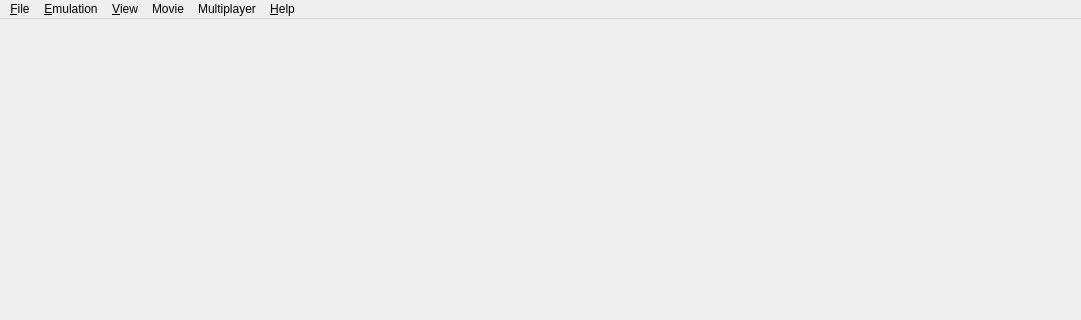
Above: src/citra_qt/main.ui from grimtnt/citra before the change; both pictures show x 0 to 1081 and y 0 to 320 of the 1081 by 730 pixel window. Below: the same form after it.
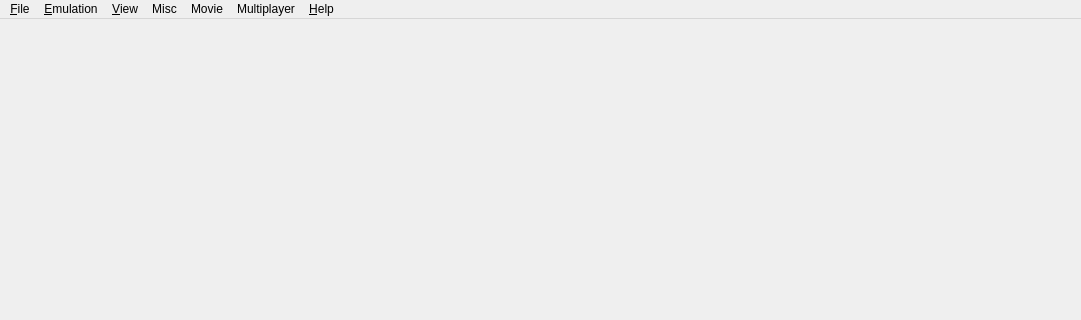
That is the form after the change. Icons and pictures are not drawn.

Commit message: readme minor changes, move set play coins to a new misc tab

Diff of the .ui file:
```diff
--- a/src/citra_qt/main.ui
+++ b/src/citra_qt/main.ui
@@ -137,9 +137,16 @@
     <addaction name="action_Play"/>
     <addaction name="action_Record"/>
    </widget>
+   <widget class="QMenu" name="menu_Misc">
+    <property name="title">
+     <string>Misc</string>
+    </property>
+    <addaction name="action_Set_Play_Coins"/>
+   </widget>
    <addaction name="menu_File"/>
    <addaction name="menu_Emulation"/>
    <addaction name="menu_View"/>
+   <addaction name="menu_Misc"/>
    <addaction name="menu_Movie"/>
    <addaction name="menu_Multiplayer"/>
    <addaction name="menu_Help"/>
```
Left out of the diff: 12 changed lines with no effect on the pictures. The commit also changes 2 other files.
